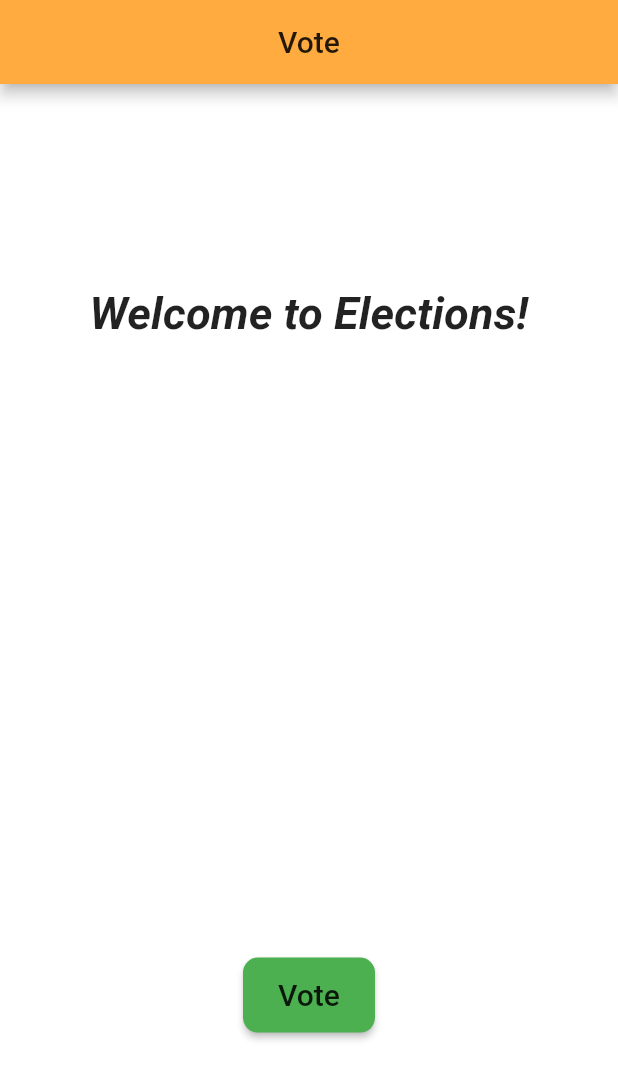
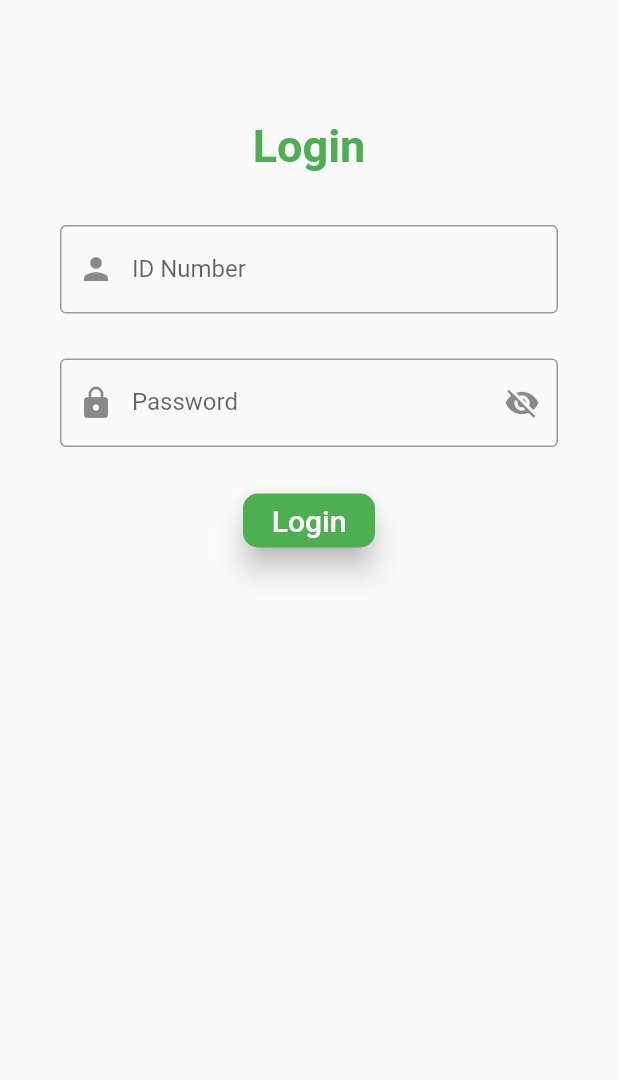
Before and after one commit to VoteAppBlockchain/voting_app_mobile, a Flutter app: the screen it shows after launch, on a phone screen of 412 x 824 dp. Shown: the top 1080 px of the screen. Run offline on Flutter 3.47's test engine with Material 2 defaults, Android fonts, the phone set to English and light mode, and no system bars.

Commit message:
login page created * login http method added * vote class refactored

```diff
--- a/lib/http/vote_http.dart
+++ b/lib/http/vote_http.dart
@@ -3,9 +3,13 @@ import 'dart:convert';
 import 'package:http/http.dart' as http;
 
 class VoteHttp {
+
+  /// Fetches candidates
+  ///
+  /// @returns Candidate list with hex values
   Future<Map<String, dynamic>> getCandidates() async {
     http.Response response = await http.get(
-      Uri.http("10.0.2.2:8082", "/candidates")
+        Uri.http("10.0.2.2:8082", "/candidates")
     );
 
     if (response.statusCode == 200) {
@@ -14,4 +18,25 @@ class VoteHttp {
       throw new Exception("Error in candidates");
     }
   }
+
+  /// Returns voter information and hex value
+  ///
+  /// @param idNumber - String Identity number of the voter
+  /// @param password - String Password of the voter
+  /// @returns JSON object
+  Future<List<dynamic>> login(String idNumber, String password) async {
+    http.Response response = await http.post(
+        Uri.http("10.0.2.2:8082", "/login"),
+        headers: {"Content-type": "application/json"},
+        body: jsonEncode(<String, String>{
+          "id_number": idNumber,
+          "password": password
+        })
+    );
+    if (response.statusCode == 200) {
+      return json.decode(response.body);
+    } else {
+      throw new Exception("Unsuccessful login");
+    }
+  }
 }
--- a/lib/main.dart
+++ b/lib/main.dart
@@ -1,5 +1,5 @@
 import 'package:flutter/material.dart';
-import 'package:voting_app_mobile/pages/voting.dart';
+import 'package:voting_app_mobile/pages/login.dart';
 
 void main() {
   runApp(MyApp());
@@ -14,7 +14,7 @@ class MyApp extends StatelessWidget {
       theme: ThemeData(
         primarySwatch: Colors.lime,
       ),
-      home: Vote(),
+      home: LoginStateless(),
       //MyHomePage(title: 'Flutter Demo Home Page'),
     );
   }
--- /dev/null
+++ b/lib/pages/login.dart
@@ -0,0 +1,176 @@
+import 'package:flutter/material.dart';
+import 'package:voting_app_mobile/pages/voting.dart';
+import 'package:voting_app_mobile/http/vote_http.dart';
+
+class LoginStateless extends StatelessWidget {
+  @override
+  Widget build(BuildContext context) {
+    return Scaffold(
+      body: Login(),
+    );
+  }
+}
+
+class Login extends StatefulWidget {
+  Login({Key key}) : super(key: key);
+
+  @override
+  LoginState createState() => LoginState();
+}
+
+class LoginState extends State<Login> {
+  TextEditingController idNumberEditingController = new TextEditingController();
+  TextEditingController passwordEditingController = new TextEditingController();
+
+  final _formKey = GlobalKey<FormState>();
+  bool _passwordVisible = false;
+
+  @override
+  void initState() {
+    _passwordVisible = false;
+    super.initState();
+  }
+
+  @override
+  void dispose() {
+    idNumberEditingController.dispose();
+    passwordEditingController.dispose();
+    super.dispose();
+  }
+
+  @override
+  Widget build(BuildContext context) {
+    return Form(
+      key: _formKey,
+      child: Container(
+        padding: EdgeInsets.only(left: 15, right: 15, top: 50),
+        margin: EdgeInsets.all(10),
+        child: SingleChildScrollView(
+          child: Column(
+            children: <Widget>[
+              title(),
+              idNumberField(),
+              passwordField(),
+              loginButton(),
+            ],
+          ),
+        ),
+      ),
+    );
+  }
+
+  Widget title() {
+    return Container(
+        padding: EdgeInsets.all(20),
+        child: Text(
+          "Login",
+          style: TextStyle(
+            color: Colors.green,
+            fontWeight: FontWeight.bold,
+            fontSize: 30,
+          ),
+        ));
+  }
+
+  Widget idNumberField() {
+    return Container(
+        padding: EdgeInsets.all(15),
+        child: TextFormField(
+          controller: idNumberEditingController,
+          maxLines: 1,
+          validator: (value) {
+            if (value.isEmpty) {
+              return "Please enter user name";
+            }
+            return null;
+          },
+          decoration: InputDecoration(
+              border: OutlineInputBorder(),
+              labelText: "ID Number",
+              prefixIcon: Icon(Icons.person)),
+        ));
+  }
+
+  Widget passwordField() {
+    return Container(
+        padding: EdgeInsets.all(15),
+        child: TextFormField(
+          controller: passwordEditingController,
+          maxLines: 1,
+          obscureText: !_passwordVisible,
+          validator: (value) {
+            if (value.isEmpty) {
+              return "Please enter  your password";
+            }
+            return null;
+          },
+          decoration: InputDecoration(
+              suffixIcon: IconButton(
+                  icon: Icon(
+                    _passwordVisible ? Icons.visibility : Icons.visibility_off,
+                  ),
+                  onPressed: () {
+                    setState(() {
+                      _passwordVisible = !_passwordVisible;
+                    });
+                  }),
+              border: OutlineInputBorder(),
+              labelText: "Password",
+              prefixIcon: Icon(Icons.lock)),
+        ));
+  }
+
+  Widget loginButton() {
+    return Container(
+      padding: EdgeInsets.all(10),
+      child: MaterialButton(
+        shape: new RoundedRectangleBorder(
+            borderRadius: new BorderRadius.circular(10)),
+        elevation: 8,
+        color: Colors.green,
+        child: Text(
+          "Login",
+          style: TextStyle(fontSize: 20, color: Colors.white),
+        ),
+        onPressed: () {
+          // If both field is filled
+          if (_formKey.currentState.validate()) {
+            String idNumber = idNumberEditingController.text;
+            String password = passwordEditingController.text;
+
+            VoteHttp voteHttp = new VoteHttp();
+            voteHttp.login(idNumber, password).then((response) {
+              if (response.length > 0) {
+                String hexValue = response[0]["hexValue"];
+                String name = response[0]["name"];
+                String surname = response[0]["surname"];
+
+                Navigator.of(context).pushAndRemoveUntil(
+                    MaterialPageRoute(
+                        builder: (context) => Vote(
+                              name: name,
+                              surname: surname,
+                              hexValue: hexValue,
+                            )),
+                    (Route<dynamic> route) => false);
+              } else {
+                ScaffoldMessenger.of(context).showSnackBar(SnackBar(
+                    content: Text(
+                  'Voter not registered.',
+                  style: TextStyle(fontSize: 20),
+                )));
+              }
+            });
+          } else {
+            // If fields are empty
+            ScaffoldMessenger.of(context).showSnackBar(SnackBar(
+                content: Text(
+              'ID and password are not correct.',
+              style: TextStyle(fontSize: 20),
+            )));
+          }
+        },
+      ),
+    );
+  }
+}
```
Also changed, not shown: lib/pages/voting.dart (+8 -1 lines).
